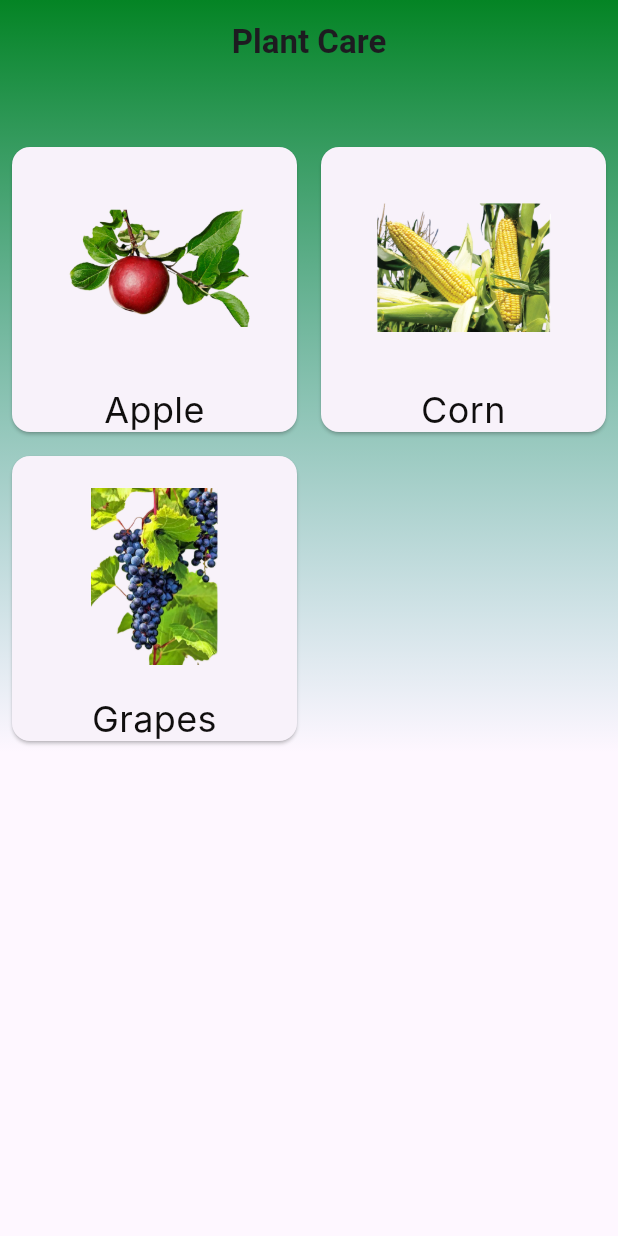
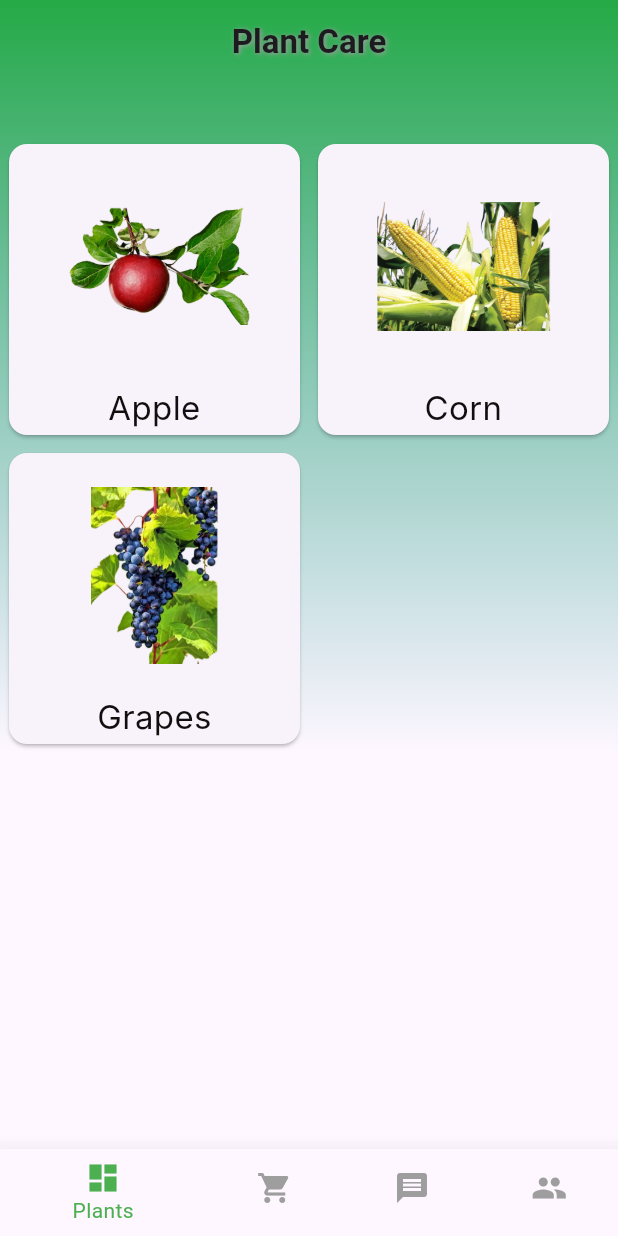
Before and after one commit to ayush9455/plant_care, a Flutter app: the screen it shows after launch, on a phone screen of 412 x 824 dp. Run offline on Flutter 3.47's test engine with Material 3 defaults, Android fonts, the phone set to English and light mode, and no system bars; our stand-ins replace image_picker; missing offline and left inert: tflite_v2; Roboto replaces fonts that are missing (Inter).

Commit message:
bottom navigation & screens added

```diff
--- /dev/null
+++ b/lib/Presentation/Screens/base_screen.dart
@@ -0,0 +1,61 @@
+import 'package:flutter/material.dart';
+import 'package:plant_care/Presentation/Screens/product_screen.dart';
+import 'package:plant_care/Presentation/screens/community_screen.dart';
+import 'package:plant_care/Presentation/screens/expert_screen.dart';
+import 'package:plant_care/Presentation/screens/home_screen.dart';
+
+class BaseScreen extends StatefulWidget {
+  const BaseScreen({super.key});
+
+  @override
+  State<BaseScreen> createState() => _BaseScreenState();
+}
+
+class _BaseScreenState extends State<BaseScreen> {
+  int _selectedIndex = 0;
+  void _onItemTapped(int index) {
+    setState(() {
+      _selectedIndex = index;
+    });
+  }
+
+  static const List<Widget> _widgetOptions = <Widget>[
+    HomeScreen(),
+    ProductScreen(),
+    ExpertsScreen(),
+    ChatScreen(),
+  ];
+
+  @override
+  Widget build(BuildContext context) {
+    return Scaffold(
+      body: _widgetOptions[_selectedIndex],
+      bottomNavigationBar: BottomNavigationBar(
+        elevation: 12,
+        enableFeedback: true,
+        unselectedItemColor: Colors.grey,
+        selectedItemColor: Colors.green,
+        items: const [
+          BottomNavigationBarItem(
+            icon: Icon(Icons.dashboard),
+            label: 'Plants',
+          ),
+          BottomNavigationBarItem(
+            icon: Icon(Icons.shopping_cart),
+            label: 'Products',
+          ),
+          BottomNavigationBarItem(
+            icon: Icon(Icons.message),
+            label: 'Ask Expert',
+          ),
+          BottomNavigationBarItem(
+            icon: Icon(Icons.people),
+            label: 'Community',
+          ),
+        ],
+        currentIndex: _selectedIndex,
+        onTap: _onItemTapped,
+      ),
+    );
+  }
+}
--- a/lib/Presentation/Screens/home_screen.dart
+++ b/lib/Presentation/Screens/home_screen.dart
@@ -1,5 +1,5 @@
 import 'package:flutter/material.dart';
-import 'package:plant_care/Presentation/Screens/upload_screen.dart';
+import 'package:plant_care/Presentation/screens/upload_screen.dart';
 
 class HomeScreen extends StatelessWidget {
   const HomeScreen({super.key});
@@ -14,7 +14,9 @@ class HomeScreen extends StatelessWidget {
         shadowColor: Colors.transparent,
         centerTitle: true,
         title: const Text('Plant Care',
-            style: TextStyle(fontWeight: FontWeight.bold)),
+            style: TextStyle(fontWeight: FontWeight.bold, shadows: [
+              Shadow(color: Colors.grey, blurRadius: 4, offset: Offset(1, 1))
+            ])),
       ),
       body: Container(
         padding: const EdgeInsets.only(top: 90),
@@ -23,7 +25,7 @@ class HomeScreen extends StatelessWidget {
             begin: Alignment(0.00, -1.00),
             end: Alignment(0, 1),
             colors: [
-              Color.fromARGB(255, 4, 132, 36),
+              Color.fromARGB(255, 37, 170, 70),
               Color.fromARGB(0, 11, 138, 143)
             ],
           ),
@@ -35,8 +37,7 @@ class HomeScreen extends StatelessWidget {
               crossAxisCount: 2),
           children: const [
             PlantItem(
-              imageUrl:
-                  'lib/assets/images/appleimage.jpg',
+              imageUrl: 'lib/assets/images/appleimage.jpg',
               name: 'Apple',
             ),
             // PlantItem(
@@ -55,13 +56,11 @@ class HomeScreen extends StatelessWidget {
             //   name: 'Tomato',
             // ),
             PlantItem(
-              imageUrl:
-                  'lib/assets/images/corn.png',
+              imageUrl: 'lib/assets/images/corn.png',
               name: 'Corn',
             ),
             PlantItem(
-              imageUrl:
-                  'lib/assets/images/grapes.png',
+              imageUrl: 'lib/assets/images/grapes.png',
               name: 'Grapes',
             ),
             // PlantItem(
@@ -107,7 +106,7 @@ class PlantItem extends StatelessWidget {
       )),
       borderRadius: BorderRadius.circular(16),
       child: Container(
-        padding: const EdgeInsets.all(4),
+        padding: const EdgeInsets.all(2),
         child: Card(
           surfaceTintColor: Colors.white,
           child: Column(
@@ -119,11 +118,11 @@ class PlantItem extends StatelessWidget {
                   scale: 5,
                   fit: BoxFit.cover,
                 ),
-                // Image.network(
-                //   imageUrl,
-                //   scale: 5,
-                //   fit: BoxFit.cover,
-                // ),
+              // Image.network(
+              //   imageUrl,
+              //   scale: 5,
+              //   fit: BoxFit.cover,
+              // ),
               if (imageUrl == '')
                 Image.asset(
                   'lib/assets/images/potato_leaf.png',
@@ -136,11 +135,14 @@ class PlantItem extends StatelessWidget {
                 textAlign: TextAlign.center,
                 style: const TextStyle(
                   color: Color(0xFF100E0E),
-                  fontSize: 24,
+                  fontSize: 22,
                   fontFamily: 'Inter',
                   fontWeight: FontWeight.w400,
                   height: 0,
                 ),
+              ),
+              const SizedBox(
+                height: 4,
               )
             ],
           ),
--- a/lib/main.dart
+++ b/lib/main.dart
@@ -1,5 +1,6 @@
 import 'package:flutter/material.dart';
-import 'package:plant_care/Presentation/Screens/home_screen.dart';
+import 'package:plant_care/Presentation/screens/base_screen.dart';
+import 'package:plant_care/Presentation/screens/home_screen.dart';
 
 void main() {
   runApp(const MyApp());
@@ -18,7 +19,7 @@ class MyApp extends StatelessWidget {
         colorScheme: ColorScheme.fromSeed(seedColor: Colors.deepPurple),
         useMaterial3: true,
       ),
-      home: const HomeScreen(),
+      home: const BaseScreen(),
     );
   }
 }
```
Also changed, not shown: lib/Presentation/Screens/community_screen.dart (added, +98 -0 lines), lib/Presentation/Screens/expert_screen.dart (added, +49 -0 lines), lib/Presentation/Screens/product_screen.dart (added, +45 -0 lines), lib/Presentation/Screens/upload_screen.dart (+9 -22 lines), lib/Presentation/widgets/plant_expert_card.dart (added, +56 -0 lines), lib/Presentation/widgets/product_item.dart (added, +65 -0 lines), pubspec.lock, 8 other files.
